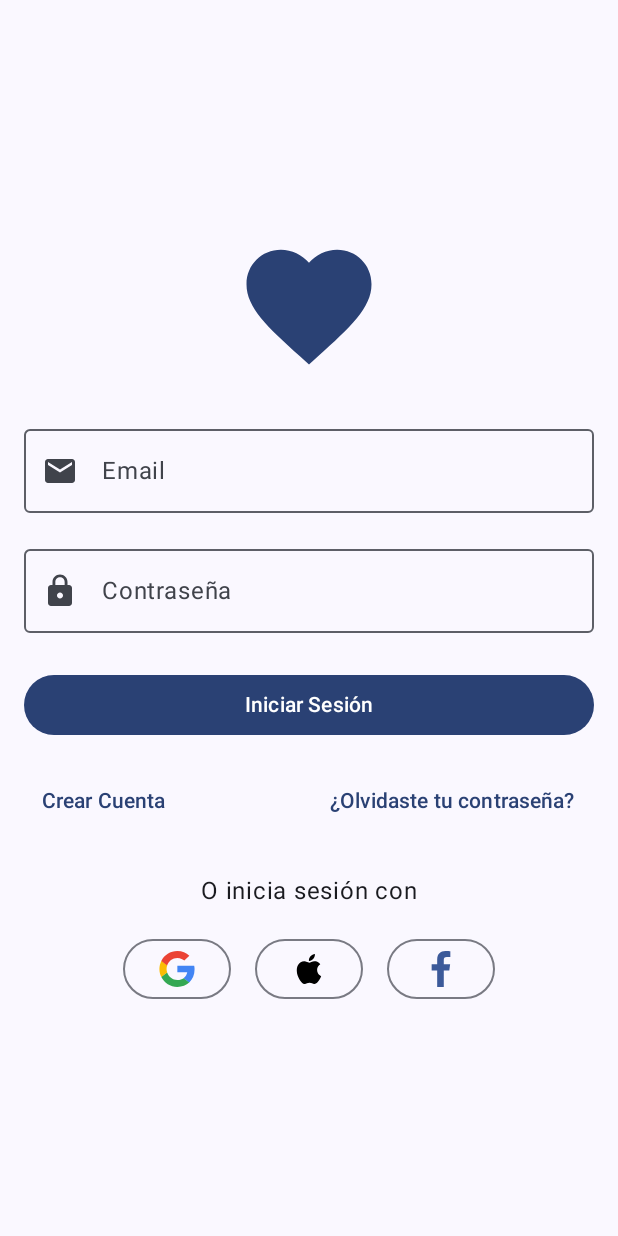
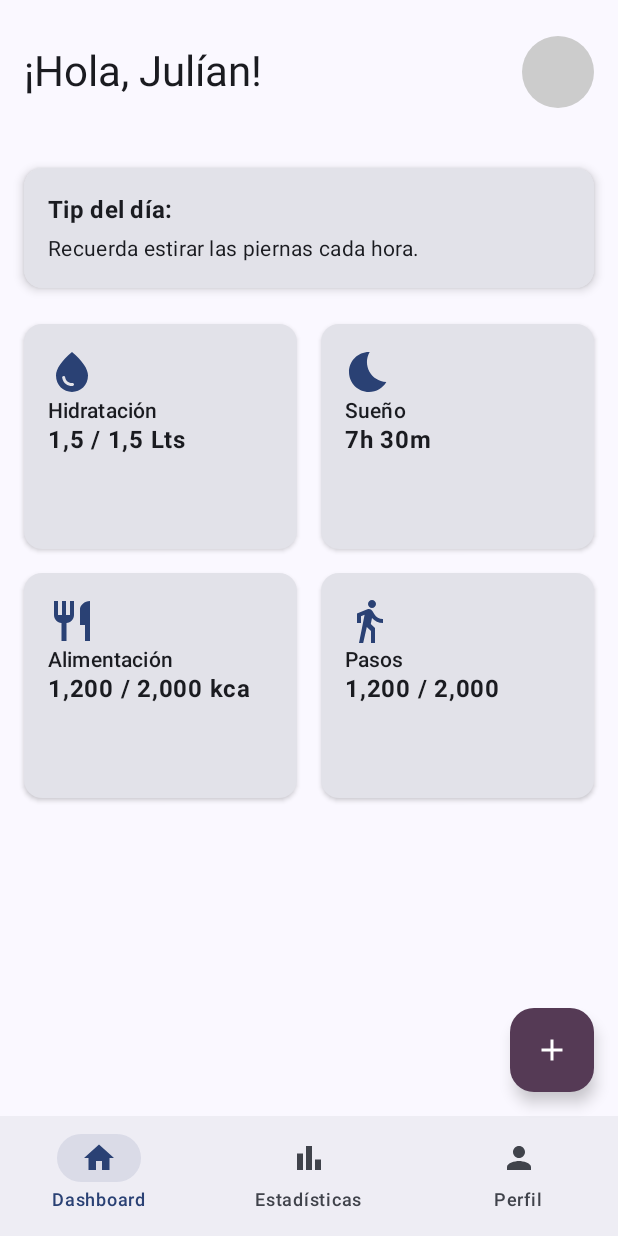
Before and after one commit to SarAvi21805/Vive_paso_a_paso, an Android app built with Jetpack Compose: the screen it shows after launch (MainActivity), on a phone screen of 412 x 824 dp. Run offline under Robolectric (Android 15) with nearby library versions, the phone set to English and light mode, and no system bars.

Commit message:
Se realizaron las siguientes modificaciones en el repositorio:
1. Declaración de recursos necesarios para implementar en la pantalla del Dashboard.
2. Visualización de la vista del Dashboard al compilar la aplicación.
3. Creación de archivos adicionales para colocar el código funcional de la vista (siguiente entrega).

```diff
--- a/app/build.gradle.kts
+++ b/app/build.gradle.kts
@@ -49,6 +49,7 @@ dependencies {
     implementation(libs.androidx.ui.graphics)
     implementation(libs.androidx.ui.tooling.preview)
     implementation(libs.androidx.material3)
+    implementation("androidx.compose.material:material-icons-extended-android:1.6.7")
     testImplementation(libs.junit)
     androidTestImplementation(libs.androidx.junit)
     androidTestImplementation(libs.androidx.espresso.core)
--- a/app/src/main/java/com/example/vivepasoapaso/MainActivity.kt
+++ b/app/src/main/java/com/example/vivepasoapaso/MainActivity.kt
@@ -13,6 +13,7 @@ import androidx.compose.material3.Surface
 import androidx.compose.runtime.Composable
 import androidx.compose.ui.Modifier
 import androidx.compose.ui.tooling.preview.Preview
+import com.example.vivepasoapaso.ui.screens.dashboard.DashboardScreen
 import com.example.vivepasoapaso.ui.screens.login.LoginScreen
 import com.example.vivepasoapaso.ui.theme.VivePasoAPasoTheme
 
@@ -26,6 +27,7 @@ class MainActivity : ComponentActivity() {
                     color = MaterialTheme.colorScheme.background
                 ) { // Pantallas para visualizar
                     LoginScreen()
+                    DashboardScreen()
                 }
             }
         }
--- /dev/null
+++ b/app/src/main/java/com/example/vivepasoapaso/ui/screens/dashboard/DashboardEvent.kt
@@ -0,0 +1 @@
+package com.example.vivepasoapaso.ui.screens.dashboard
--- /dev/null
+++ b/app/src/main/java/com/example/vivepasoapaso/ui/screens/dashboard/DashboardScreen.kt
@@ -0,0 +1,219 @@
+package com.example.vivepasoapaso.ui.screens.dashboard
+
+import androidx.compose.foundation.background
+import androidx.compose.foundation.layout.*
+import androidx.compose.foundation.shape.CircleShape
+import androidx.compose.material.icons.Icons
+import androidx.compose.material.icons.filled.*
+import androidx.compose.material3.*
+// Para inconos de las tarjetas de hábitos
+import androidx.compose.material.icons.filled.Bedtime
+import androidx.compose.material.icons.filled.DirectionsWalk
+import androidx.compose.material.icons.filled.Restaurant
+import androidx.compose.material.icons.filled.WaterDrop
+
+// Para inconos de la barra de navegación
+import androidx.compose.material.icons.filled.BarChart
+import androidx.compose.material.icons.filled.Home
+import androidx.compose.material.icons.filled.Person
+
+import androidx.compose.runtime.Composable
+import androidx.compose.ui.Alignment
+import androidx.compose.ui.Modifier
+import androidx.compose.ui.draw.clip
+import androidx.compose.ui.graphics.Color
+import androidx.compose.ui.graphics.vector.ImageVector
+import androidx.compose.ui.res.dimensionResource
+import androidx.compose.ui.res.stringResource
+import androidx.compose.ui.text.font.FontWeight
+import androidx.compose.ui.tooling.preview.Preview
+import androidx.compose.ui.unit.dp
+import com.example.vivepasoapaso.R
+import com.example.vivepasoapaso.ui.theme.VivePasoAPasoTheme
+import androidx.compose.material3.NavigationBarItemDefaults
+
+// Componente principal
+@OptIn(ExperimentalMaterial3Api::class)
+@Composable
+fun DashboardScreen() {
+    Scaffold(
+        topBar = { TopGreetingBar("Julían") },
+        floatingActionButton = {
+            FloatingActionButton(onClick = { /* No action */ },
+                containerColor = MaterialTheme.colorScheme.tertiary) {
+                Icon(Icons.Default.Add, contentDescription = "Agregar Hábito")
+            }
+        },
+        bottomBar = { BottomNavBar() }
+    ) { paddingValues ->
+        // Contenedor principal del contenido de la pantalla
+        Column(
+            modifier = Modifier
+                .fillMaxSize()
+                .padding(paddingValues) // Padding para no superponerse con las barras
+                .padding(horizontal = dimensionResource(id = R.dimen.padding_medium))
+        ) {
+            Spacer(modifier = Modifier.height(dimensionResource(id = R.dimen.margin_medium)))
+            DailyTipCard()
+            Spacer(modifier = Modifier.height(dimensionResource(id = R.dimen.margin_large)))
+            HabitGrid()
+        }
+    }
+}
+
+// Componentes pequeños y reutilizables
+
+// Para la barra superior con el saludo y círculo del perfil
+@Composable
+fun TopGreetingBar(userName: String){
+    Row(
+        modifier = Modifier
+            .fillMaxWidth()
+            .padding(
+                horizontal = dimensionResource(id = R.dimen.padding_medium),
+                vertical = dimensionResource(id = R.dimen.padding_large)
+            ),
+        verticalAlignment = Alignment.CenterVertically,
+        horizontalArrangement = Arrangement.SpaceBetween
+    ) {
+        Text(
+            text = stringResource(id = R.string.greeting, userName),
+            style = MaterialTheme.typography.headlineMedium
+        )
+        // Círculo del perfil
+        Box(
+            modifier = Modifier
+                .size(48.dp)
+                .clip(CircleShape)
+                .background(Color.LightGray)
+        )
+    }
+}
+
+// Para la tarjeta con el tip diario
+@Composable
+fun DailyTipCard() {
+    Card(
+        modifier = Modifier.fillMaxWidth(),
+        elevation = CardDefaults.cardElevation(defaultElevation = 4.dp)
+    ) {
+        Column(modifier = Modifier.padding(dimensionResource(id = R.dimen.padding_medium))) {
+            Text(
+                text = stringResource(id = R.string.daily_tip_title),
+                style = MaterialTheme.typography.titleMedium,
+                fontWeight = FontWeight.Bold
+            )
+            Spacer(modifier = Modifier.height(dimensionResource(id = R.dimen.padding_extra_small)))
+            Text(
+                text = stringResource(id = R.string.daily_tip_content),
+                style = MaterialTheme.typography.bodyMedium
+            )
+        }
+    }
+}
+
+// Organización de las 4 tarjetas de hábitos con cuadrícula 2x2
+@Composable
+fun HabitGrid() {
+    // Usamos una Fila que contiene dos Columnas para crear la cuadrícula
+    Row(
+        modifier = Modifier.fillMaxWidth(),
+        horizontalArrangement = Arrangement.spacedBy(dimensionResource(id = R.dimen.padding_medium))
+    ) {
+        // Columna Izquierda
+        Column(
+            modifier = Modifier.weight(1f),
+            verticalArrangement = Arrangement.spacedBy(dimensionResource(id = R.dimen.padding_medium))
+        ) {
+            HabitCard(
+                title = stringResource(id = R.string.hydration),
+                progressText = "1,5 / 1,5 Lts",
+                icon = Icons.Default.WaterDrop
+            )
+            HabitCard(
+                title = stringResource(id = R.string.nutrition),
+                progressText = "1,200 / 2,000 kca",
+                icon = Icons.Default.Restaurant
+            )
+        }
+        // Columna Derecha
+        Column(
+            modifier = Modifier.weight(1f),
+            verticalArrangement = Arrangement.spacedBy(dimensionResource(id = R.dimen.padding_medium))
+        ) {
+            HabitCard(
+                title = stringResource(id = R.string.sleep),
+                progressText = "7h 30m",
+                icon = Icons.Default.Bedtime
+            )
+            HabitCard(
+                title = stringResource(id = R.string.steps),
+                progressText = "1,200 / 2,000",
+                icon = Icons.Default.DirectionsWalk
+            )
+        }
+    }
+}
+
+// Tarjeta individual (reutilizable) para mostrar el progreso de un hábito
+@Composable
+fun HabitCard(title: String, progressText: String, icon: ImageVector) {
+    Card(
+        modifier = Modifier
+            .fillMaxWidth()
+            .height(150.dp), // Altura fija
+        elevation = CardDefaults.cardElevation(defaultElevation = 2.dp)
+    ) {
+        Column(
+            modifier = Modifier.padding(dimensionResource(id = R.dimen.padding_medium)),
+            verticalArrangement = Arrangement.SpaceBetween
+        ) {
+            Icon(
+                imageVector = icon,
+                contentDescription = title,
+                modifier = Modifier.size(dimensionResource(id = R.dimen.icon_size_medium)),
+                tint = MaterialTheme.colorScheme.primary
+            )
+            Column {
+                Text(text = title, style = MaterialTheme.typography.titleSmall)
+                Text(text = progressText, style = MaterialTheme.typography.bodyLarge, fontWeight = FontWeight.Bold)
+            }
+        }
+    }
+}
+
+// Para la barra de navegación inferior
+@Composable
+fun BottomNavBar() {
+    NavigationBar {
+        // Dashboard "seleccionado" (por ahora)
+        NavigationBarItem(
+            selected = true,
+            onClick = { /* No action */ },
+            icon = { Icon(Icons.Default.Home, contentDescription = null) },
+            label = { Text(stringResource(id = R.string.dashboard_nav)) },
+            colors = NavigationBarItemDefaults.colors(selectedIconColor = MaterialTheme.colorScheme.primary, selectedTextColor = MaterialTheme.colorScheme.primary, indicatorColor = MaterialTheme.colorScheme.primary.copy(alpha = 0.1f))
+        )
+        NavigationBarItem(
+            selected = false,
+            onClick = { /* No action */ },
+            icon = { Icon(Icons.Default.BarChart, contentDescription = null) },
+            label = { Text(stringResource(id = R.string.stats_nav)) }
+        )
+        NavigationBarItem(
+            selected = false,
+            onClick = { /* No action */ },
+            icon = { Icon(Icons.Default.Person, contentDescription = null) },
+            label = { Text(stringResource(id = R.string.profile_nav)) }
+        )
+    }
+}
+
+// Preview
+@Preview(showBackground = true)
+@Composable
+fun DashboardScreenPreview() {
+    VivePasoAPasoTheme {
+        DashboardScreen()
+    }
+}
--- /dev/null
+++ b/app/src/main/java/com/example/vivepasoapaso/ui/screens/dashboard/DashboardState.kt
@@ -0,0 +1 @@
+package com.example.vivepasoapaso.ui.screens.dashboard
--- /dev/null
+++ b/app/src/main/java/com/example/vivepasoapaso/ui/screens/dashboard/DashboardViewModel.kt
@@ -0,0 +1 @@
+package com.example.vivepasoapaso.ui.screens.dashboard
--- a/app/src/main/res/values/strings.xml
+++ b/app/src/main/res/values/strings.xml
@@ -8,5 +8,16 @@
     <string name="create_account">Crear Cuenta</string>
     <string name="forgot_password">¿Olvidaste tu contraseña?</string>
 
+    <!-- Dashboard Screen -->
+    <string name="greeting">¡Hola, %1$s!</string>
+    <string name="daily_tip_title">Tip del día:</string>
+    <string name="daily_tip_content">Recuerda estirar las piernas cada hora.</string>
+    <string name="hydration">Hidratación</string>
+    <string name="sleep">Sueño</string>
+    <string name="steps">Pasos</string>
+    <string name="nutrition">Alimentación</string>
+    <string name="dashboard_nav">Dashboard</string>
+    <string name="stats_nav">Estadísticas</string>
+    <string name="profile_nav">Perfil</string>
 
 </resources>
```
